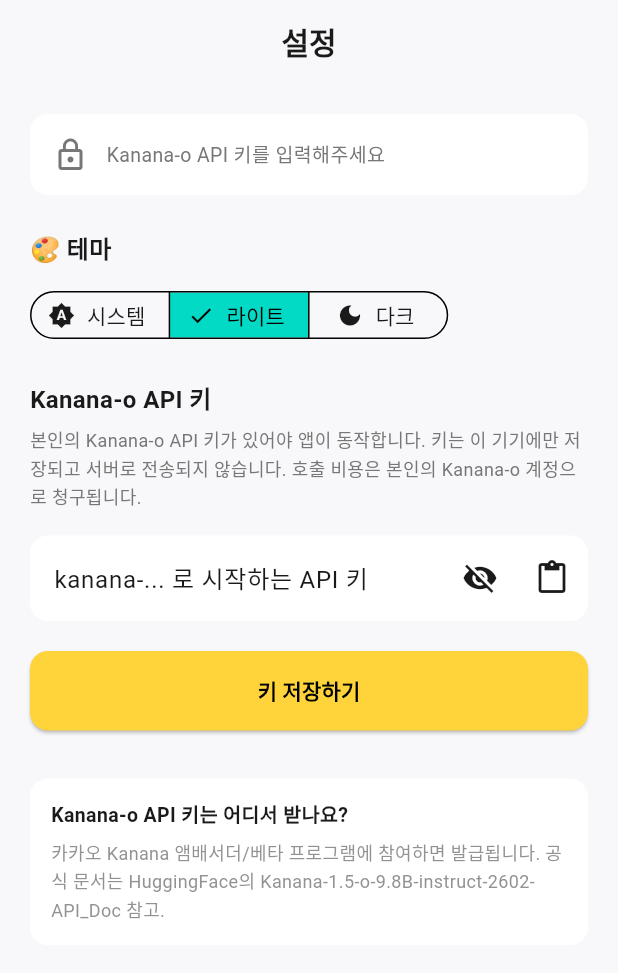
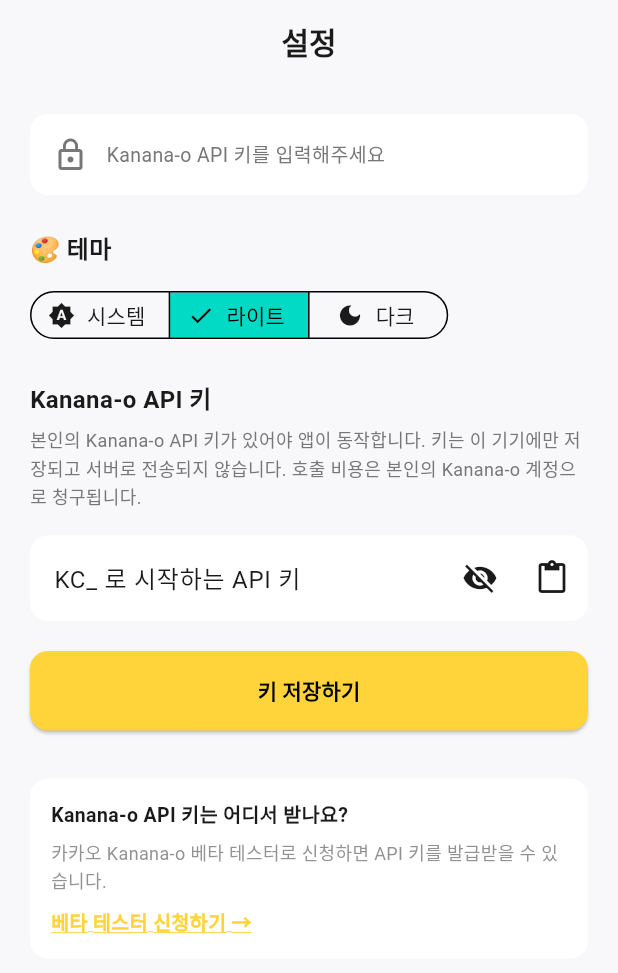
Before and after one commit to PlutoJoshua/amuguna, a Flutter app: the screen it shows after launch, after a tap on "라이트", on a phone screen of 412 x 824 dp. Shown: the top 973 px of the screen. Run offline on Flutter 3.47's test engine with Material 3 defaults, Android fonts, the phone set to English and light mode, and no system bars; our stand-ins replace confetti, flutter_riverpod, go_router, image_picker, just_audio, shared_preferences; missing offline and left inert: record.

Commit message:
feat: 설정 UX 개선 + 결정 로직 오탐 수정 + README 스크린샷 + LinkedIn 글 업데이트
- 설정 화면: API 키 힌트 KC_ 접두사로 변경, 베타 테스터 신청 링크(omni.kanana.ai) 추가
- 결정 로직: confirm regex에서 모호한 "그래" 제거, 부정/질문 문맥 제외, 최소 2턴 조건 추가
- README: 스크린샷 섹션을 홈→Mode A→Mode B→결정카드 순서로 재구성
- 스크린샷 4장 추가: settings, chat-recording, chat-voice, decision-card ZEN
- LinkedIn 글1/글2: 발행 메모에 스크린샷 매핑 추가, 글2에 BYO-key 섹션 추가

```diff
--- a/lib/features/chat/data/services/meta_extractor.dart
+++ b/lib/features/chat/data/services/meta_extractor.dart
@@ -99,10 +99,15 @@
     final user = userText.trim();
 
     // 확정 신호가 user 발화에 있는지
+    // "그래" 같은 모호한 표현 제거 — "그래서", "그래도" 등에 오탐.
+    // "좋아" 뒤에 "좋아?" (질문) 또는 부정("안 좋아") 패턴 제외.
     final confirm = RegExp(
-      r'(좋아|좋다|좋네|콜|오케이|그걸로|할게|가자|먹자|찬성|그래)',
+      r'(좋아[!.]?$|좋다[!.]?$|좋네|콜|오케이|그걸로|할게|가자|먹자|찬성|이걸로|결정)',
     );
     if (!confirm.hasMatch(user)) return null;
+
+    // 부정/질문 문맥이면 결정 아님
+    if (RegExp(r'(안 좋|별로|좋아\?|좋아요\?|싫)').hasMatch(user)) return null;
 
     // 한국 음식 사전 — 자주 등장하는 것들. 확장 가능.
     const menuDict = [
--- a/lib/features/settings/presentation/screens/settings_screen.dart
+++ b/lib/features/settings/presentation/screens/settings_screen.dart
@@ -2,6 +2,7 @@
 import 'package:flutter/services.dart';
 import 'package:flutter_riverpod/flutter_riverpod.dart';
 import 'package:go_router/go_router.dart';
+import 'package:url_launcher/url_launcher.dart';
 
 import '../../../../core/theme/theme_context_ext.dart';
 import '../../../chat/presentation/providers/chat_provider.dart';
@@ -202,7 +203,7 @@
                 controller: _controller,
                 obscureText: _obscure,
                 decoration: InputDecoration(
-                  hintText: 'kanana-... 로 시작하는 API 키',
+                  hintText: 'KC_ 로 시작하는 API 키',
                   filled: true,
                   fillColor: context.colors.surface,
                   border: OutlineInputBorder(
@@ -314,12 +315,28 @@
                     ),
                     const SizedBox(height: 6),
                     Text(
-                      '카카오 Kanana 앰배서더/베타 프로그램에 참여하면 발급됩니다. '
-                      '공식 문서는 HuggingFace의 Kanana-1.5-o-9.8B-instruct-2602-API_Doc 참고.',
+                      '카카오 Kanana-o 베타 테스터로 신청하면 API 키를 발급받을 수 있습니다.',
                       style: TextStyle(
                         fontSize: 12,
                         color: context.colors.textSecondary.withValues(alpha: 0.8),
                         height: 1.5,
+                      ),
+                    ),
+                    const SizedBox(height: 8),
+                    GestureDetector(
+                      onTap: () => launchUrl(
+                        Uri.parse('https://omni.kanana.ai/'),
+                        mode: LaunchMode.externalApplication,
+                      ),
+                      child: Text(
+                        '베타 테스터 신청하기 →',
+                        style: TextStyle(
+                          fontSize: 13,
+                          fontWeight: FontWeight.w600,
+                          color: context.colors.primary,
+                          decoration: TextDecoration.underline,
+                          decorationColor: context.colors.primary,
+                        ),
                       ),
                     ),
                   ],
--- a/pubspec.yaml
+++ b/pubspec.yaml
@@ -36,6 +36,7 @@
   uuid: ^4.5.1
   path_provider: ^2.1.5
   shared_preferences: ^2.3.0
+  url_launcher: ^6.3.2
 
 dependency_overrides:
   record_linux: ^1.3.0
```
Also changed, not shown: lib/features/chat/presentation/providers/chat_provider.dart (+6 -2 lines), pubspec.lock, 9 other files.
